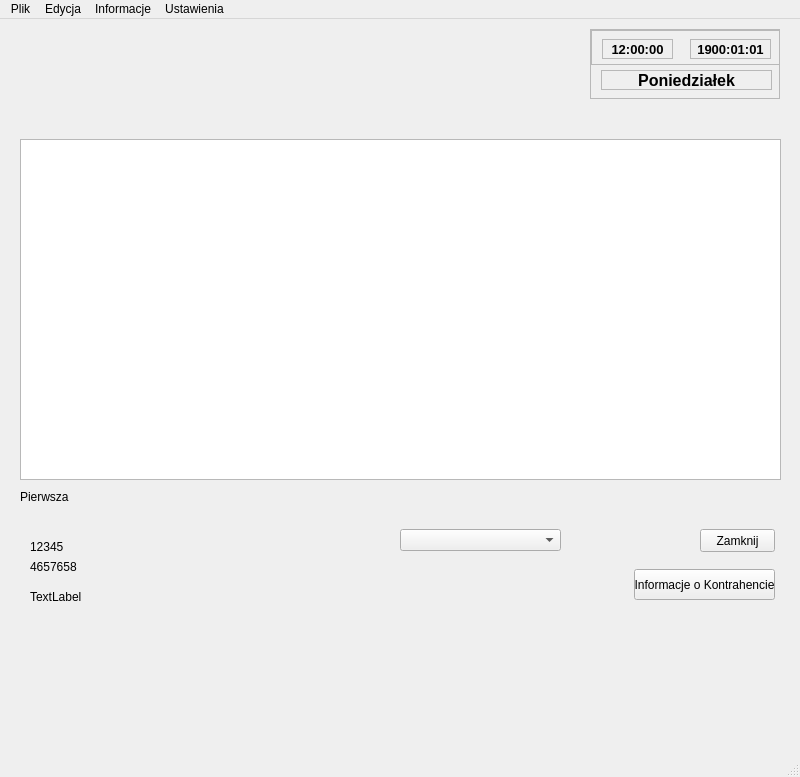
Old version of the form Baza.ui in the repository Astropl/TestRamek.
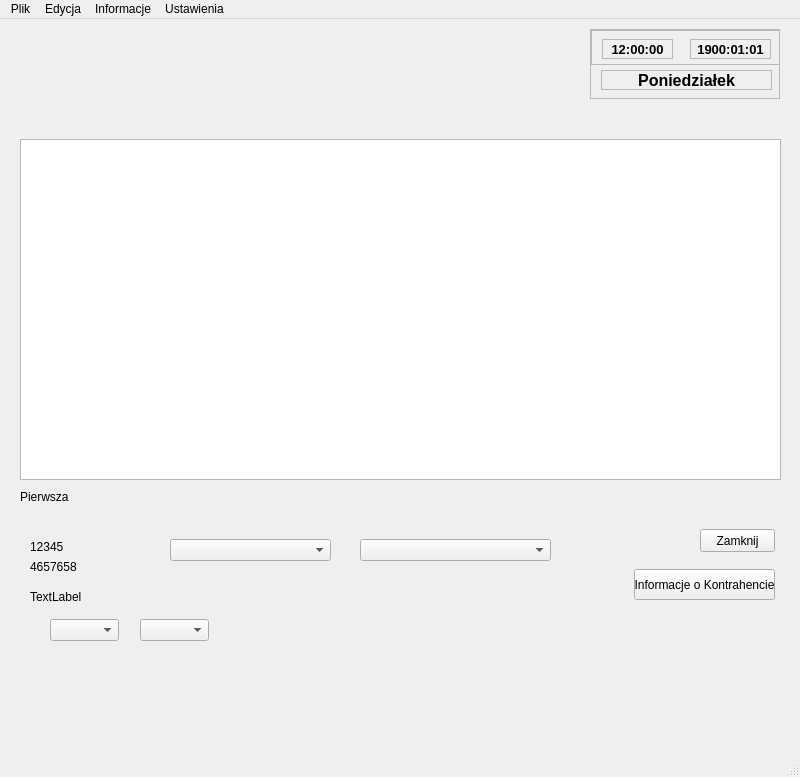
New version of the form.

What changed in the file:
```diff
--- a/Baza.ui
+++ b/Baza.ui
@@ -236,8 +236,8 @@
    <widget class="QComboBox" name="comboBox">
     <property name="geometry">
      <rect>
-      <x>400</x>
-      <y>510</y>
+      <x>170</x>
+      <y>520</y>
       <width>161</width>
       <height>22</height>
      </rect>
@@ -256,6 +256,36 @@
      <string>TextLabel</string>
     </property>
    </widget>
+   <widget class="QComboBox" name="comboBox_2">
+    <property name="geometry">
+     <rect>
+      <x>360</x>
+      <y>520</y>
+      <width>191</width>
+      <height>22</height>
+     </rect>
+    </property>
+   </widget>
+   <widget class="QComboBox" name="comboBox_3">
+    <property name="geometry">
+     <rect>
+      <x>50</x>
+      <y>600</y>
+      <width>69</width>
+      <height>22</height>
+     </rect>
+    </property>
+   </widget>
+   <widget class="QComboBox" name="comboBox_4">
+    <property name="geometry">
+     <rect>
+      <x>140</x>
+      <y>600</y>
+      <width>69</width>
+      <height>22</height>
+     </rect>
+    </property>
+   </widget>
    <zorder>scrollArea</zorder>
    <zorder>labelTest</zorder>
    <zorder>pushButton</zorder>
```
Left out of the diff: 3 changed lines with no effect on the pictures.
